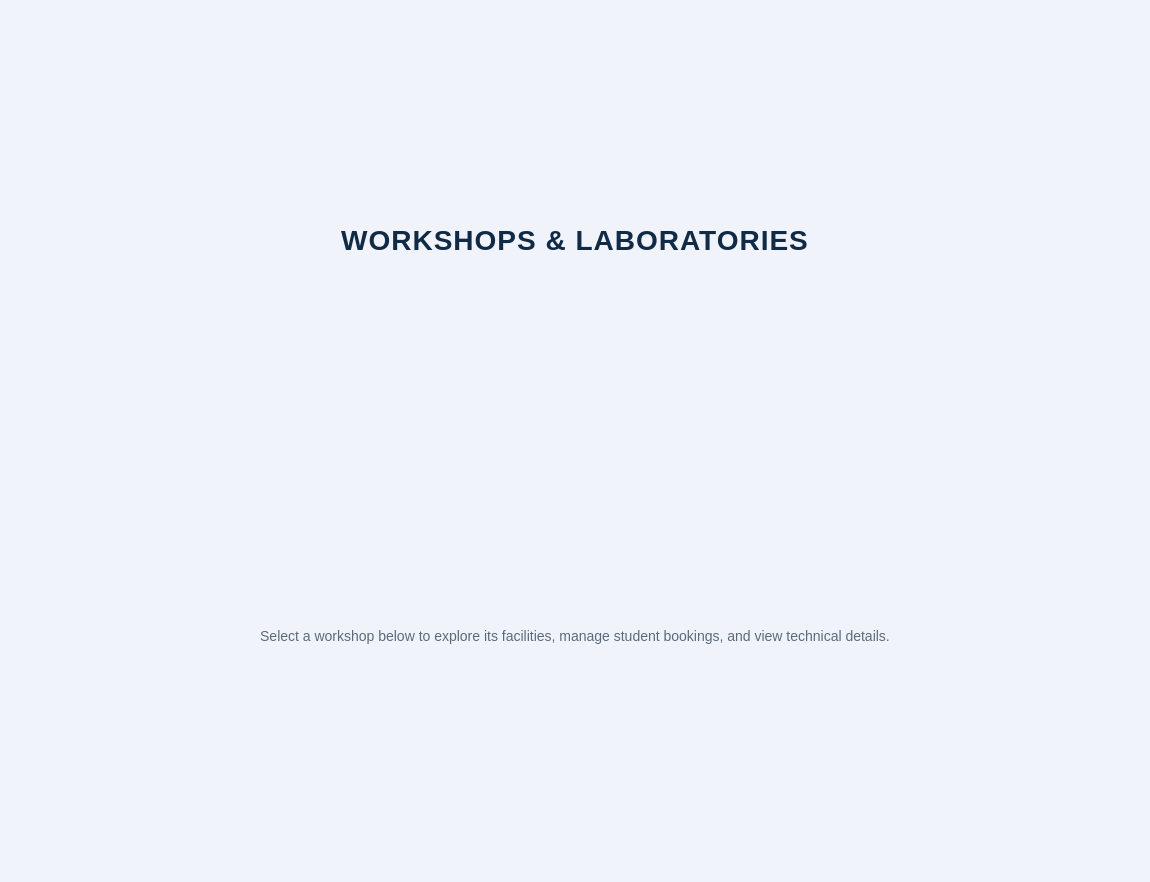
Old version of the form mainwindow.ui in the repository PPAS-Rashmika/SYNCLAB-Centralized-Workshop-Laboratory-Allocation-Platform.
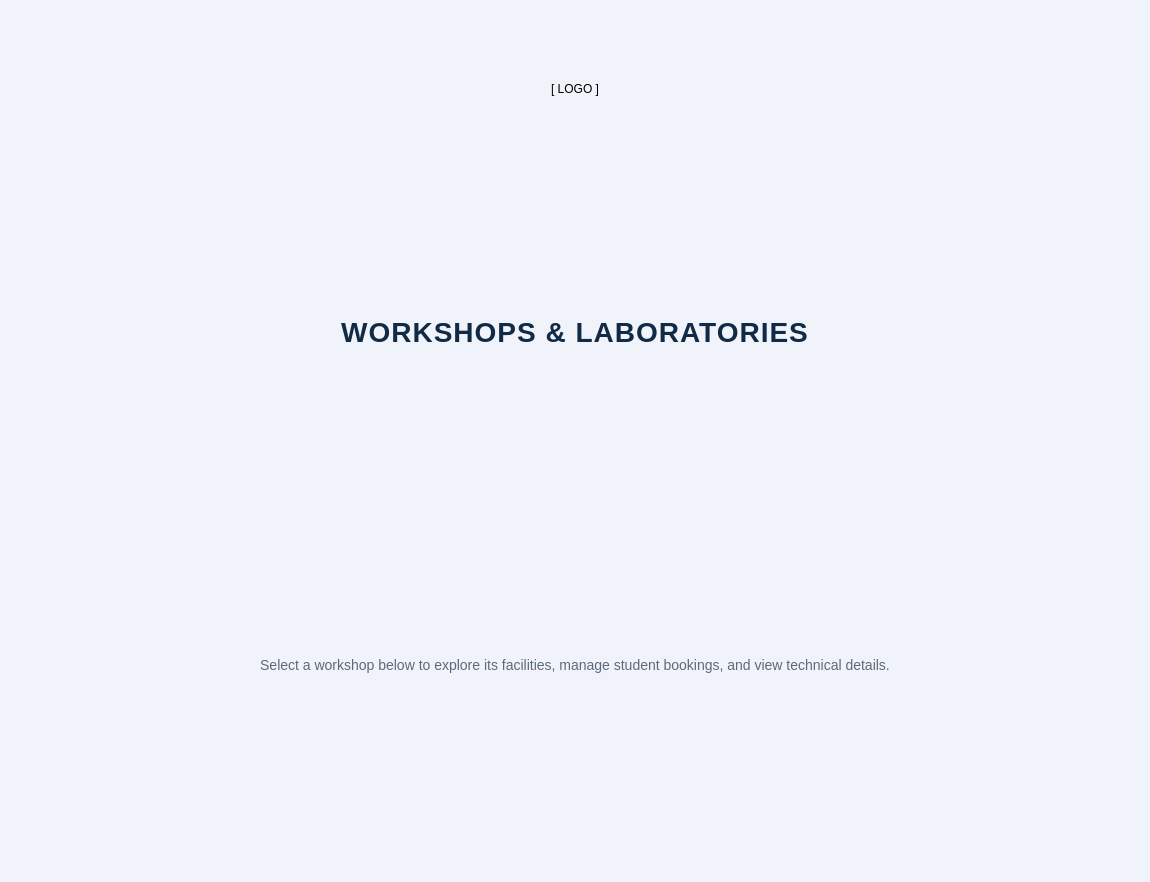
New version of the form.

Patch:
```diff
--- a/mainwindow.ui
+++ b/mainwindow.ui
@@ -28,14 +28,44 @@
       <widget class="QWidget" name="page1">
        <layout class="QVBoxLayout" name="verticalLayout_2">
         <property name="leftMargin"><number>20</number></property>
-        <property name="topMargin"><number>30</number></property>
+        <property name="topMargin"><number>20</number></property>
         <property name="rightMargin"><number>20</number></property>
         <property name="bottomMargin"><number>20</number></property>
+        
+        <!-- අලුතින් එක් කළ Logo කොටස -->
+        <item>
+         <layout class="QHBoxLayout" name="horizontalLayout_logo">
+          <item>
+           <spacer name="horizontalSpacer_logo_left">
+            <property name="orientation"><enum>Qt::Horizontal</enum></property>
+           </spacer>
+          </item>
+          <item>
+           <widget class="QLabel" name="logoLabel">
+            <property name="minimumSize">
+             <size><width>120</width><height>120</height></size>
+            </property>
+            <property name="maximumSize">
+             <size><width>120</width><height>120</height></size>
+            </property>
+            <property name="text"><string>[ LOGO ]</string></property>
+            <property name="alignment"><set>Qt::AlignCenter</set></property>
+           </widget>
+          </item>
+          <item>
+           <spacer name="horizontalSpacer_logo_right">
+            <property name="orientation"><enum>Qt::Horizontal</enum></property>
+           </spacer>
+          </item>
+         </layout>
+        </item>
+        <!-- Logo කොටස අවසන් -->
+
         <item>
          <widget class="QLabel" name="headerLabel">
           <property name="text"><string>WORKSHOPS &amp; LABORATORIES</string></property>
           <property name="alignment"><set>Qt::AlignCenter</set></property>
-          <property name="styleSheet"><string>font-size: 28px; font-weight: 800; color: #112A46; font-family: 'Segoe UI', Arial; letter-spacing: 1px;</string></property>
+          <property name="styleSheet"><string>font-size: 28px; font-weight: 800; color: #112A46; font-family: 'Segoe UI', Arial; letter-spacing: 1px; margin-top: 10px;</string></property>
          </widget>
         </item>
         <item>
```
